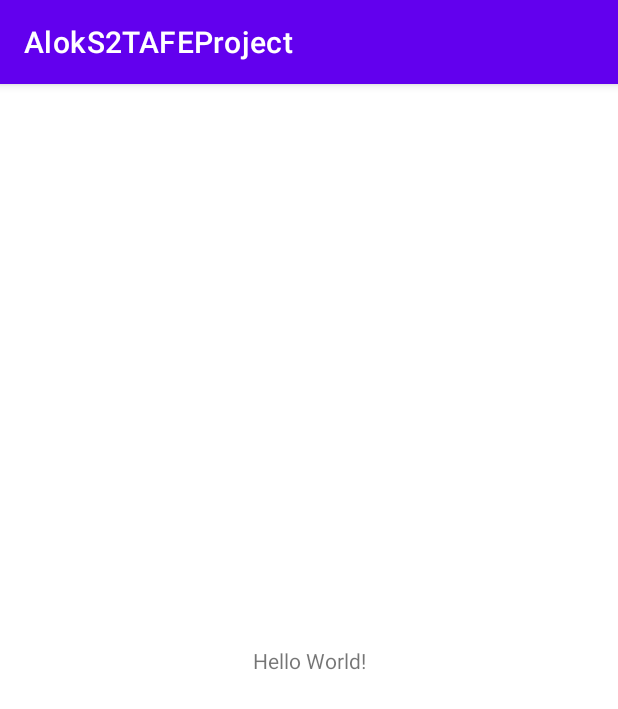
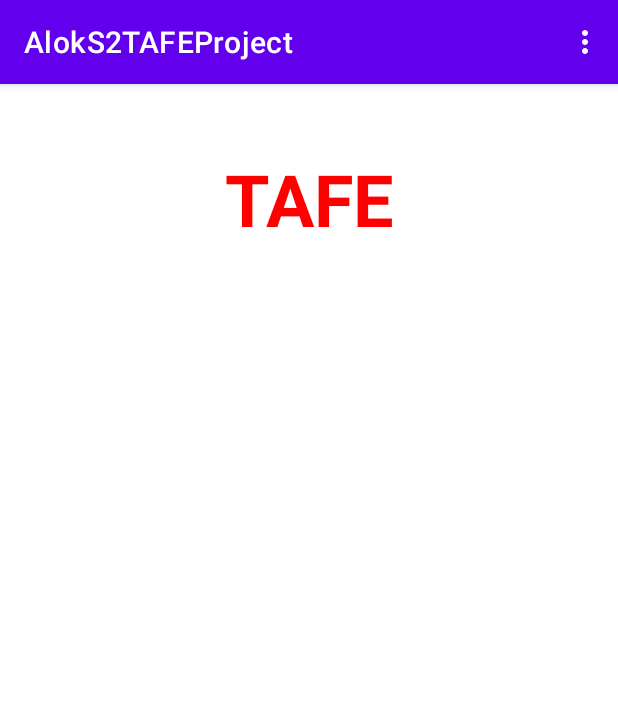
Before and after one commit to axgarg81/AlokS2TAFEProject, an Android app: the screen it shows after launch (MainActivity), on a phone screen of 412 x 824 dp. Shown: the top 709 px of the screen. Run offline under Robolectric (Android 15) with nearby library versions, the phone set to English and light mode, and no system bars.

Commit message:
New commit

```diff
--- a/app/src/main/AndroidManifest.xml
+++ b/app/src/main/AndroidManifest.xml
@@ -22,6 +22,7 @@
                 <category android:name="android.intent.category.LAUNCHER" />
             </intent-filter>
         </activity>
+        <activity android:name=".ADDEDIT" />
     </application>
 
 </manifest>
--- a/app/src/main/java/com/example/aloks2tafeproject/MainActivity.kt
+++ b/app/src/main/java/com/example/aloks2tafeproject/MainActivity.kt
@@ -1,13 +1,45 @@
 package com.example.aloks2tafeproject
 
+import android.content.Intent
 import androidx.appcompat.app.AppCompatActivity
 import android.os.Bundle
+import android.view.ContextMenu
+import android.view.Menu
+import android.view.MenuItem
+import android.view.View
 
 class MainActivity : AppCompatActivity() {
+    private val MENUADD = Menu.FIRST+1
+    private val MENUEDIT = Menu.FIRST+2
+    private val MENUREMOVE = Menu.FIRST+3
+
 
     override fun onCreate(savedInstanceState: Bundle?) {
         super.onCreate(savedInstanceState)
-
         setContentView(R.layout.activity_main)
     }
+
+    override fun onCreateOptionsMenu(menu: Menu): Boolean {
+        menu.add(Menu.NONE,MENUADD,Menu.NONE,"ADD")
+        return super.onCreateOptionsMenu(menu)
+    }
+
+    override fun onOptionsItemSelected(item: MenuItem): Boolean {
+        val goAdd = Intent(this,ADDEDIT::class.java)
+        startActivity(goAdd)
+        return super.onOptionsItemSelected(item)
+    }
+
+    override fun onCreateContextMenu(
+        menu: ContextMenu,
+        v: View?,
+        menuInfo: ContextMenu.ContextMenuInfo?
+    ) {
+        menu.add(Menu.NONE,MENUEDIT,Menu.NONE,"EDIT")
+        menu.add(Menu.NONE,MENUREMOVE,Menu.NONE,"REMOVE")
+        super.onCreateContextMenu(menu, v, menuInfo)
+    }
+    override fun onContextItemSelected(item: MenuItem): Boolean {
+        return super.onContextItemSelected(item)
+    }
 }
--- a/app/src/main/res/layout/activity_main.xml
+++ b/app/src/main/res/layout/activity_main.xml
@@ -1,18 +1,26 @@
 <?xml version="1.0" encoding="utf-8"?>
-<androidx.constraintlayout.widget.ConstraintLayout xmlns:android="http://schemas.android.com/apk/res/android"
+<LinearLayout
+    xmlns:android="http://schemas.android.com/apk/res/android"
     xmlns:app="http://schemas.android.com/apk/res-auto"
     xmlns:tools="http://schemas.android.com/tools"
     android:layout_width="match_parent"
     android:layout_height="match_parent"
+    android:orientation="vertical"
     tools:context=".MainActivity">
+    <TextView
+        android:layout_width="match_parent"
+        android:layout_height="0dp"
+        android:text="TAFE"
+        android:gravity="center_vertical|center_horizontal"
+        android:textSize="48sp"
+        android:textColor="@color/red"
+        android:textStyle="bold"
+        android:layout_weight="20"/>
+    <ListView
+        android:layout_width="match_parent"
+        android:layout_height="0dp"
+        android:layout_weight="80"/>
 
-    <TextView
-        android:layout_width="wrap_content"
-        android:layout_height="wrap_content"
-        android:text="Hello World!"
-        app:layout_constraintBottom_toBottomOf="parent"
-        app:layout_constraintEnd_toEndOf="parent"
-        app:layout_constraintStart_toStartOf="parent"
-        app:layout_constraintTop_toTopOf="parent" />
 
-</androidx.constraintlayout.widget.ConstraintLayout>
+
+</LinearLayout>
--- a/app/src/main/res/values/colors.xml
+++ b/app/src/main/res/values/colors.xml
@@ -7,4 +7,5 @@
     <color name="teal_700">#FF018786</color>
     <color name="black">#FF000000</color>
     <color name="white">#FFFFFFFF</color>
+    <color name="red">#FFFF0000</color>
 </resources>
```
Also changed, not shown: app/src/main/java/com/example/aloks2tafeproject/ADDEDIT.kt (added, +12 -0 lines), app/src/main/res/layout/addedit.xml (added, +68 -0 lines).
